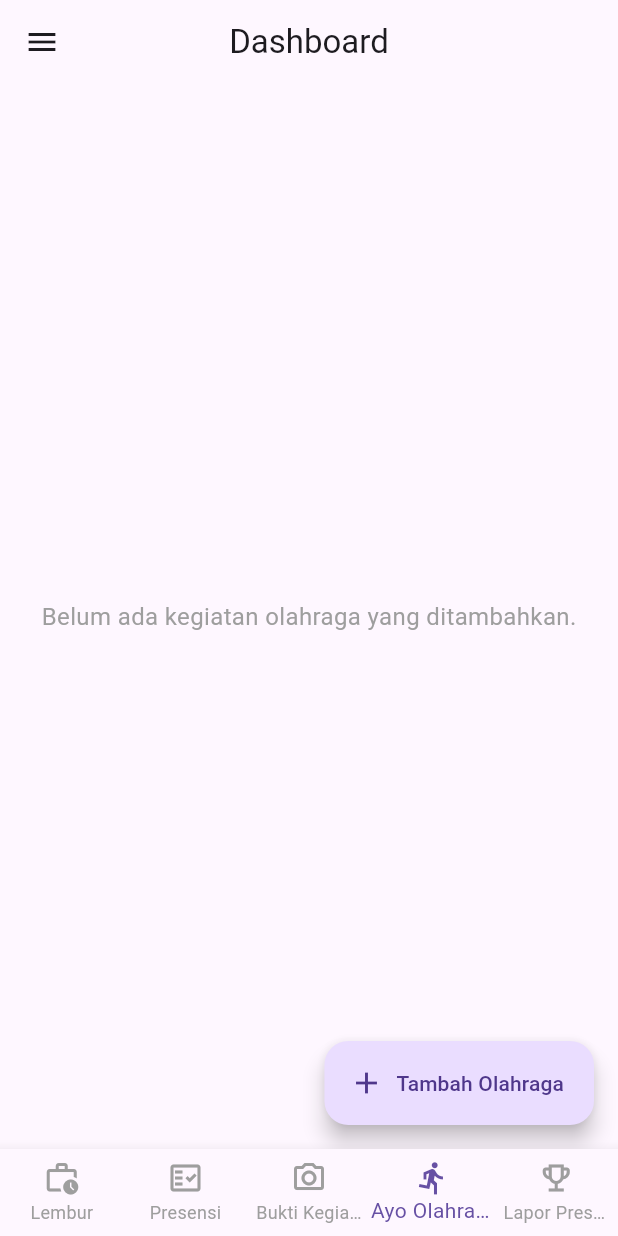
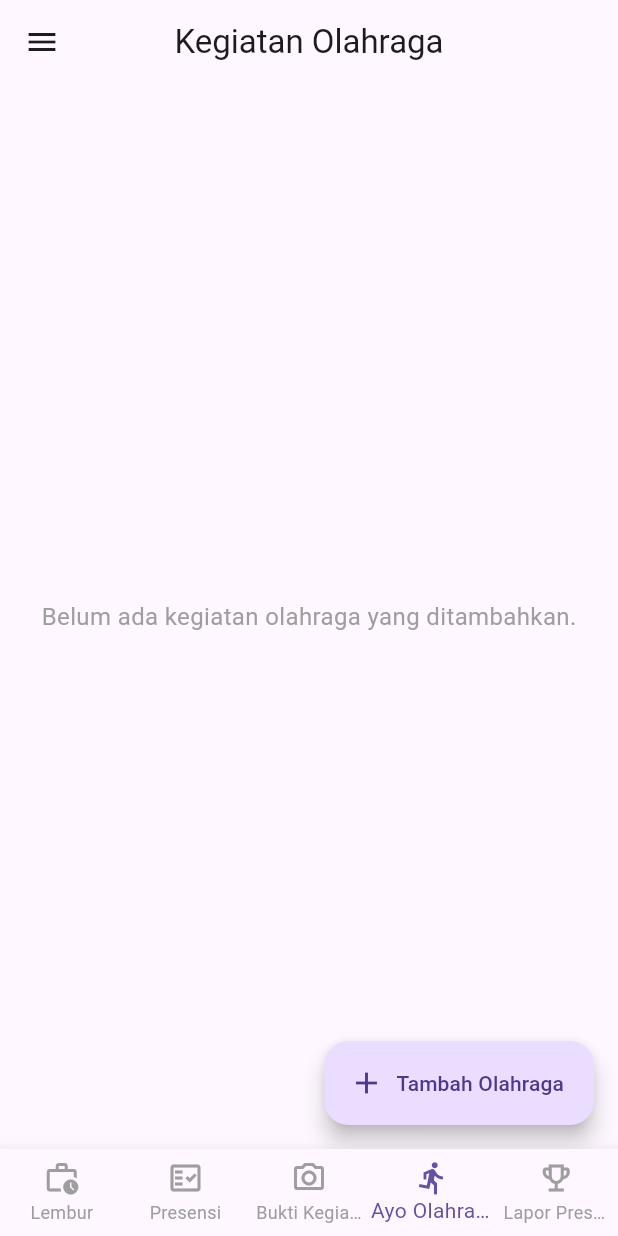
Before and after one commit to reddishowo/blbc-2025, a Flutter app: the screen it shows once a user with an empty profile is signed in, item 4 of the bottom bar chosen, on a phone screen of 412 x 824 dp. Run offline on Flutter 3.47's test engine with Material 3 defaults, Android fonts, the phone set to English and light mode, and no system bars; our stand-ins replace cloud_firestore, firebase_auth, firebase_core, geocoding, geolocator, get and 2 more; accounts and stored records are empty.

Commit message:
Refactor HomeView to dynamically update AppBar title based on selected navigation index

```diff
--- a/lib/app/modules/home/views/home_view.dart
+++ b/lib/app/modules/home/views/home_view.dart
@@ -13,7 +13,7 @@ class HomeView extends GetView<HomeController> {
       key: controller.scaffoldKey,
 
       appBar: AppBar(
-        title: const Text('Dashboard'),
+        title: Obx(() => Text(_getAppBarTitle(controller.selectedIndex.value))),
         centerTitle: true,
       ),
       // The drawer is the slide-out menu
@@ -41,6 +41,24 @@ class HomeView extends GetView<HomeController> {
         ),
       ),
     );
+  }
+
+  // Helper method to get the AppBar title based on selected index
+  String _getAppBarTitle(int index) {
+    switch (index) {
+      case 0:
+        return 'Lembur';
+      case 1:
+        return 'Presensi';
+      case 2:
+        return 'Bukti Kegiatan';
+      case 3:
+        return 'Kegiatan Olahraga';
+      case 4:
+        return 'Lapor Prestasi';
+      default:
+        return 'Dashboard';
+    }
   }
 
   // Widget for building the navigation drawer
```
